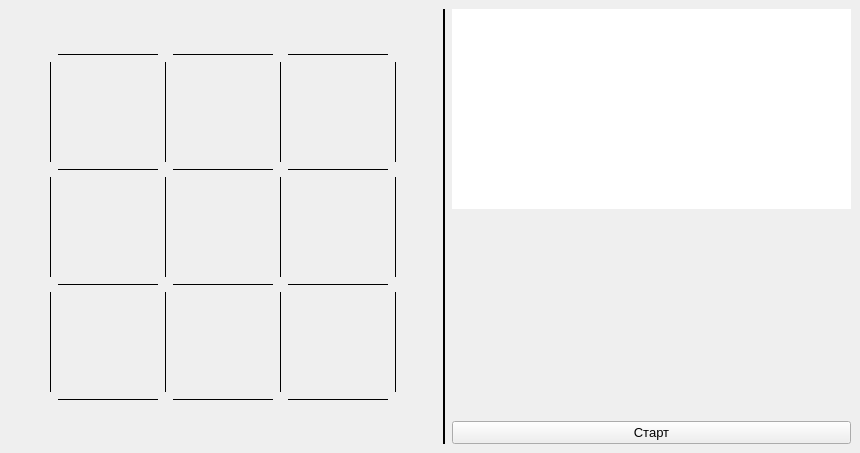
Before: the Qt Designer form QMainWindowDesign.ui in ITBOGs/tic-tac-toe, drawn with Qt 5.
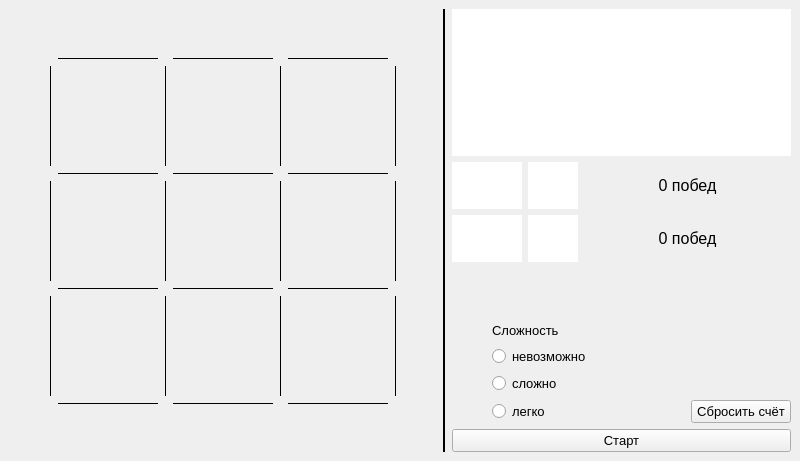
After: the same form once the commit is applied. Icons and pictures are not drawn.

Commit message: изменил дизайн (картинки участников, кнопки выбора сложности и по мелочи) сброс счетчика побед

```diff
--- a/QMainWindowDesign.ui
+++ b/QMainWindowDesign.ui
@@ -6,8 +6,8 @@
    <rect>
     <x>0</x>
     <y>0</y>
-    <width>860</width>
-    <height>453</height>
+    <width>800</width>
+    <height>461</height>
    </rect>
   </property>
   <property name="windowTitle">
@@ -794,47 +794,397 @@
     </item>
     <item>
      <layout class="QVBoxLayout" name="verticalLayout">
-      <item alignment="Qt::AlignTop">
-       <widget class="QGraphicsView" name="scene">
-        <property name="minimumSize">
-         <size>
-          <width>0</width>
-          <height>200</height>
-         </size>
-        </property>
-        <property name="maximumSize">
-         <size>
-          <width>16777215</width>
-          <height>200</height>
-         </size>
-        </property>
-        <property name="frameShape">
-         <enum>QFrame::NoFrame</enum>
-        </property>
-        <property name="frameShadow">
-         <enum>QFrame::Plain</enum>
-        </property>
-        <property name="alignment">
-         <set>Qt::AlignCenter</set>
-        </property>
-       </widget>
+      <item>
+       <layout class="QVBoxLayout" name="verticalLayout_2">
+        <item>
+         <widget class="QGraphicsView" name="scene">
+          <property name="minimumSize">
+           <size>
+            <width>216</width>
+            <height>100</height>
+           </size>
+          </property>
+          <property name="maximumSize">
+           <size>
+            <width>16777215</width>
+            <height>150</height>
+           </size>
+          </property>
+          <property name="styleSheet">
+           <string notr="true"/>
+          </property>
+          <property name="frameShape">
+           <enum>QFrame::NoFrame</enum>
+          </property>
+          <property name="frameShadow">
+           <enum>QFrame::Plain</enum>
+          </property>
+          <property name="alignment">
+           <set>Qt::AlignCenter</set>
+          </property>
+         </widget>
+        </item>
+        <item>
+         <layout class="QHBoxLayout" name="horizontalLayout_2">
+          <item>
+           <widget class="QGraphicsView" name="scene_2">
+            <property name="minimumSize">
+             <size>
+              <width>0</width>
+              <height>30</height>
+             </size>
+            </property>
+            <property name="maximumSize">
+             <size>
+              <width>70</width>
+              <height>50</height>
+             </size>
+            </property>
+            <property name="styleSheet">
+             <string notr="true"/>
+            </property>
+            <property name="frameShape">
+             <enum>QFrame::NoFrame</enum>
+            </property>
+            <property name="frameShadow">
+             <enum>QFrame::Plain</enum>
+            </property>
+            <property name="alignment">
+             <set>Qt::AlignCenter</set>
+            </property>
+           </widget>
+          </item>
+          <item>
+           <widget class="QGraphicsView" name="scene_4">
+            <property name="minimumSize">
+             <size>
+              <width>0</width>
+              <height>30</height>
+             </size>
+            </property>
+            <property name="maximumSize">
+             <size>
+              <width>50</width>
+              <height>50</height>
+             </size>
+            </property>
+            <property name="styleSheet">
+             <string notr="true"/>
+            </property>
+            <property name="frameShape">
+             <enum>QFrame::NoFrame</enum>
+            </property>
+            <property name="frameShadow">
+             <enum>QFrame::Plain</enum>
+            </property>
+            <property name="alignment">
+             <set>Qt::AlignCenter</set>
+            </property>
+           </widget>
+          </item>
+          <item>
+           <widget class="QLabel" name="lb_3_score">
+            <property name="font">
+             <font>
+              <pointsize>12</pointsize>
+             </font>
+            </property>
+            <property name="text">
+             <string>0 побед</string>
+            </property>
+            <property name="alignment">
+             <set>Qt::AlignCenter</set>
+            </property>
+           </widget>
+          </item>
+         </layout>
+        </item>
+        <item>
+         <layout class="QHBoxLayout" name="horizontalLayout_3">
+          <item>
+           <widget class="QGraphicsView" name="scene_3">
+            <property name="minimumSize">
+             <size>
+              <width>0</width>
+              <height>30</height>
+             </size>
+            </property>
+            <property name="maximumSize">
+             <size>
+              <width>70</width>
+              <height>50</height>
+             </size>
+            </property>
+            <property name="styleSheet">
+             <string notr="true"/>
+            </property>
+            <property name="frameShape">
+             <enum>QFrame::NoFrame</enum>
+            </property>
+            <property name="frameShadow">
+             <enum>QFrame::Plain</enum>
+            </property>
+            <property name="alignment">
+             <set>Qt::AlignCenter</set>
+            </property>
+           </widget>
+          </item>
+          <item>
+           <widget class="QGraphicsView" name="scene_5">
+            <property name="minimumSize">
+             <size>
+              <width>0</width>
+              <height>30</height>
+             </size>
+            </property>
+            <property name="maximumSize">
+             <size>
+              <width>50</width>
+              <height>50</height>
+             </size>
+            </property>
+            <property name="styleSheet">
+             <string notr="true"/>
+            </property>
+            <property name="frameShape">
+             <enum>QFrame::NoFrame</enum>
+            </property>
+            <property name="frameShadow">
+             <enum>QFrame::Plain</enum>
+            </property>
+            <property name="alignment">
+             <set>Qt::AlignCenter</set>
+            </property>
+           </widget>
+          </item>
+          <item>
+           <widget class="QLabel" name="lb_4_score">
+            <property name="font">
+             <font>
+              <pointsize>12</pointsize>
+             </font>
+            </property>
+            <property name="text">
+             <string>0 побед</string>
+            </property>
+            <property name="alignment">
+             <set>Qt::AlignCenter</set>
+            </property>
+           </widget>
+          </item>
+         </layout>
+        </item>
+        <item>
+         <spacer name="verticalSpacer_13">
+          <property name="orientation">
+           <enum>Qt::Vertical</enum>
+          </property>
+          <property name="sizeType">
+           <enum>QSizePolicy::Minimum</enum>
+          </property>
+          <property name="sizeHint" stdset="0">
+           <size>
+            <width>20</width>
+            <height>20</height>
+           </size>
+          </property>
+         </spacer>
+        </item>
+       </layout>
       </item>
       <item>
-       <spacer name="verticalSpacer_13">
+       <spacer name="verticalSpacer_3">
         <property name="orientation">
          <enum>Qt::Vertical</enum>
         </property>
-        <property name="sizeType">
-         <enum>QSizePolicy::Minimum</enum>
-        </property>
         <property name="sizeHint" stdset="0">
          <size>
           <width>20</width>
-          <height>20</height>
+          <height>40</height>
          </size>
         </property>
        </spacer>
       </item>
+      <item>
+       <layout class="QHBoxLayout" name="horizontalLayout_7">
+        <item>
+         <spacer name="horizontalSpacer_6">
+          <property name="orientation">
+           <enum>Qt::Horizontal</enum>
+          </property>
+          <property name="sizeType">
+           <enum>QSizePolicy::Fixed</enum>
+          </property>
+          <property name="sizeHint" stdset="0">
+           <size>
+            <width>40</width>
+            <height>20</height>
+           </size>
+          </property>
+         </spacer>
+        </item>
+        <item>
+         <widget class="QLabel" name="label">
+          <property name="font">
+           <font>
+            <pointsize>10</pointsize>
+           </font>
+          </property>
+          <property name="text">
+           <string>Сложность</string>
+          </property>
+         </widget>
+        </item>
+       </layout>
+      </item>
+      <item>
+       <layout class="QHBoxLayout" name="horizontalLayout_4">
+        <item>
+         <spacer name="horizontalSpacer_3">
+          <property name="orientation">
+           <enum>Qt::Horizontal</enum>
+          </property>
+          <property name="sizeType">
+           <enum>QSizePolicy::Fixed</enum>
+          </property>
+          <property name="sizeHint" stdset="0">
+           <size>
+            <width>40</width>
+            <height>20</height>
+           </size>
+          </property>
+         </spacer>
+        </item>
+        <item>
+         <widget class="QRadioButton" name="radioButton">
+          <property name="font">
+           <font>
+            <pointsize>10</pointsize>
+           </font>
+          </property>
+          <property name="cursor">
+           <cursorShape>PointingHandCursor</cursorShape>
+          </property>
+          <property name="text">
+           <string>невозможно</string>
+          </property>
+         </widget>
+        </item>
+        <item>
+         <spacer name="horizontalSpacer_7">
+          <property name="orientation">
+           <enum>Qt::Horizontal</enum>
+          </property>
+          <property name="sizeType">
+           <enum>QSizePolicy::Minimum</enum>
+          </property>
+          <property name="sizeHint" stdset="0">
+           <size>
+            <width>120</width>
+            <height>20</height>
+           </size>
+          </property>
+         </spacer>
+        </item>
+       </layout>
+      </item>
+      <item>
+       <layout class="QHBoxLayout" name="horizontalLayout_5">
+        <item>
+         <spacer name="horizontalSpacer_4">
+          <property name="orientation">
+           <enum>Qt::Horizontal</enum>
+          </property>
+          <property name="sizeType">
+           <enum>QSizePolicy::Fixed</enum>
+          </property>
+          <property name="sizeHint" stdset="0">
+           <size>
+            <width>40</width>
+            <height>20</height>
+           </size>
+          </property>
+         </spacer>
+        </item>
+        <item>
+         <widget class="QRadioButton" name="radioButton_2">
+          <property name="font">
+           <font>
+            <pointsize>10</pointsize>
+           </font>
+          </property>
+          <property name="cursor">
+           <cursorShape>PointingHandCursor</cursorShape>
+          </property>
+          <property name="text">
+           <string>сложно</string>
+          </property>
+         </widget>
+        </item>
+       </layout>
+      </item>
+      <item>
+       <layout class="QHBoxLayout" name="horizontalLayout_6">
+        <item>
+         <spacer name="horizontalSpacer_5">
+          <property name="orientation">
+           <enum>Qt::Horizontal</enum>
+          </property>
+          <property name="sizeType">
+           <enum>QSizePolicy::Fixed</enum>
+          </property>
+          <property name="sizeHint" stdset="0">
+           <size>
+            <width>40</width>
+            <height>20</height>
+           </size>
+          </property>
+         </spacer>
+        </item>
+        <item>
+         <widget class="QRadioButton" name="radioButton_3">
+          <property name="font">
+           <font>
+            <pointsize>10</pointsize>
+           </font>
+          </property>
+          <property name="cursor">
+           <cursorShape>PointingHandCursor</cursorShape>
+          </property>
+          <property name="focusPolicy">
+           <enum>Qt::StrongFocus</enum>
+          </property>
+          <property name="text">
+           <string>легко</string>
+          </property>
+          <property name="autoRepeat">
+           <bool>false</bool>
+          </property>
+         </widget>
+        </item>
+        <item alignment="Qt::AlignRight">
+         <widget class="QPushButton" name="pushButton">
+          <property name="minimumSize">
+           <size>
+            <width>100</width>
+            <height>0</height>
+           </size>
+          </property>
+          <property name="font">
+           <font>
+            <pointsize>10</pointsize>
+           </font>
+          </property>
+          <property name="cursor">
+           <cursorShape>PointingHandCursor</cursorShape>
+          </property>
+          <property name="text">
+           <string>Сбросить счёт</string>
+          </property>
+         </widget>
+        </item>
+       </layout>
+      </item>
       <item>
        <layout class="QGridLayout" name="gridLayout_2">
         <item row="0" column="0">
```
Left out of the diff: 7 changed lines with no effect on the pictures. The commit also changes 4 other files.
